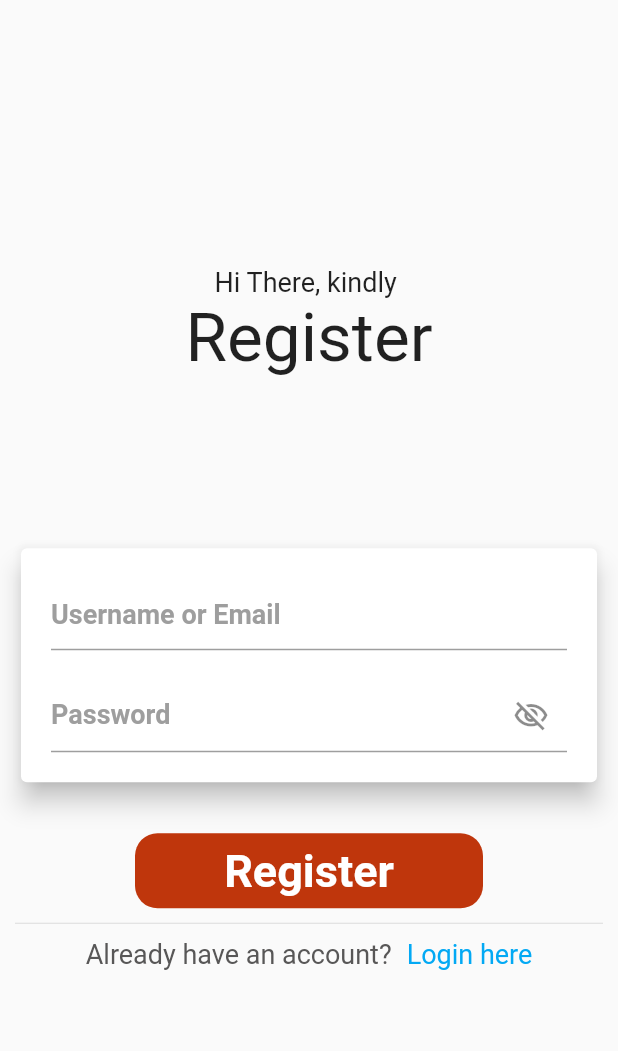
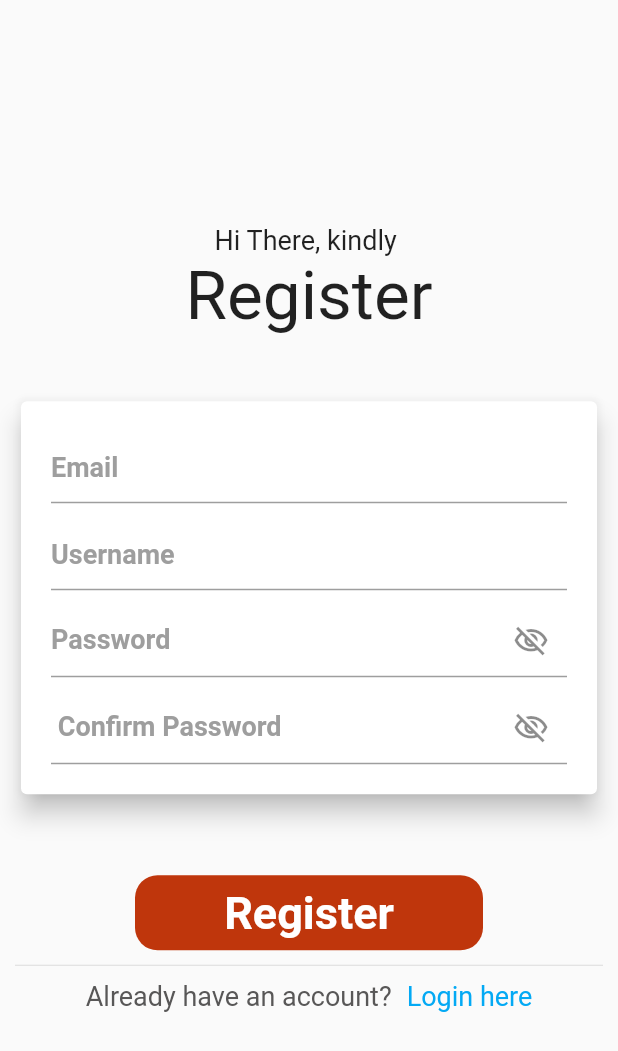
Before and after one commit to ekographs/mobiledeliveryapp, a Flutter app: the RegisterPage screen opened directly, on a phone screen of 412 x 824 dp. Shown: the top 1051 px of the screen. Run offline on Flutter 3.47's test engine with Material 2 defaults, Android fonts, the light colour scheme and no system bars; missing offline and left inert: dart:html.

Commit message:
added register page

```diff
--- a/lib/src/pages/register_page.dart
+++ b/lib/src/pages/register_page.dart
@@ -1,3 +1,4 @@
+import 'package:deliverysystem/src/pages/login_page.dart';
 import 'package:flutter/material.dart';
 
 class RegisterPage extends StatefulWidget{
@@ -12,12 +13,23 @@ class _RegisterPageState extends  State<RegisterPage>{
   Widget _buildEmailTextField() {
     return TextFormField(
       decoration: InputDecoration(
-        hintText: "Username or Email",
+        hintText: "Email",
         hintStyle: TextStyle(
             color: Colors.grey, fontWeight: FontWeight.bold, fontSize: 18.0),
       ),
     );
   }
+
+  Widget _buildUsernameTextField() {
+    return TextFormField(
+      decoration: InputDecoration(
+        hintText: "Username",
+        hintStyle: TextStyle(
+            color: Colors.grey, fontWeight: FontWeight.bold, fontSize: 18.0),
+      ),
+    );
+  }
+
   Widget _buildPasswordTextField(){
     return TextFormField(
       decoration: InputDecoration(
@@ -36,6 +48,23 @@ class _RegisterPageState extends  State<RegisterPage>{
     );
   }
 
+  Widget _buildConfirmPasswordTextField(){
+    return TextFormField(
+      decoration: InputDecoration(
+        hintText: " Confirm Password",
+        hintStyle: TextStyle(color: Colors.grey, fontWeight: FontWeight.bold, fontSize: 18.0),
+        suffixIcon: IconButton(
+          onPressed: (){
+            setState(() {
+              _toggleVisibility = !_toggleVisibility;
+            });
+          },
+          icon:  _toggleVisibility? Icon(Icons.visibility_off_outlined) : Icon(Icons.visibility),
+        ),
+      ),
+      obscureText:  _toggleVisibility,
+    );
+  }
 
   @override
   Widget build(BuildContext context){
@@ -47,7 +76,7 @@ class _RegisterPageState extends  State<RegisterPage>{
           children: <Widget> [
             Text("Hi There, kindly ", style: TextStyle(color: Colors.black87, fontSize: 18),),
             Text("Register", style: TextStyle(color: Colors.black87, fontSize: 45),),
-            SizedBox(height: 100.0,),
+            SizedBox(height: 30.0,),
             // Row(
             //   mainAxisAlignment: MainAxisAlignment.end,
             //   children: <Widget>[
@@ -62,14 +91,18 @@ class _RegisterPageState extends  State<RegisterPage>{
                 child: Column(
                   children: <Widget> [
                     _buildEmailTextField(),
-                    SizedBox(height: 20.0,),
+                    SizedBox(height: 10.0,),
+                    _buildUsernameTextField(),
+                    SizedBox(height: 10.0,),
                     _buildPasswordTextField(),
+                    SizedBox(height: 10.0,),
+                    _buildConfirmPasswordTextField(),
 
                   ],
                 ),
               ),
             ),
-            SizedBox(height: 30.0,),
+            SizedBox(height: 50.0,),
             Container(
               height: 50.0,
               margin: EdgeInsets.symmetric(horizontal: 80),
@@ -87,7 +120,13 @@ class _RegisterPageState extends  State<RegisterPage>{
               children: <Widget>[
                 Text("Already have an account?", style: TextStyle(color: Color(0xFF585757), fontSize: 18,),),
                 SizedBox(width: 10.0,),
-                Text("Login here", style: TextStyle(color: Colors.lightBlue, fontSize: 18,),),
+                GestureDetector(
+                    onTap: (){
+                      Navigator.of(context).pushReplacement(MaterialPageRoute(builder: (BuildContext context) => LoginPage()));
+                    },
+                    child: Text("Login here", style: TextStyle(color: Colors.lightBlue, fontSize: 18,)
+                      ,)
+                ),
               ],
             ),
           ],
```
